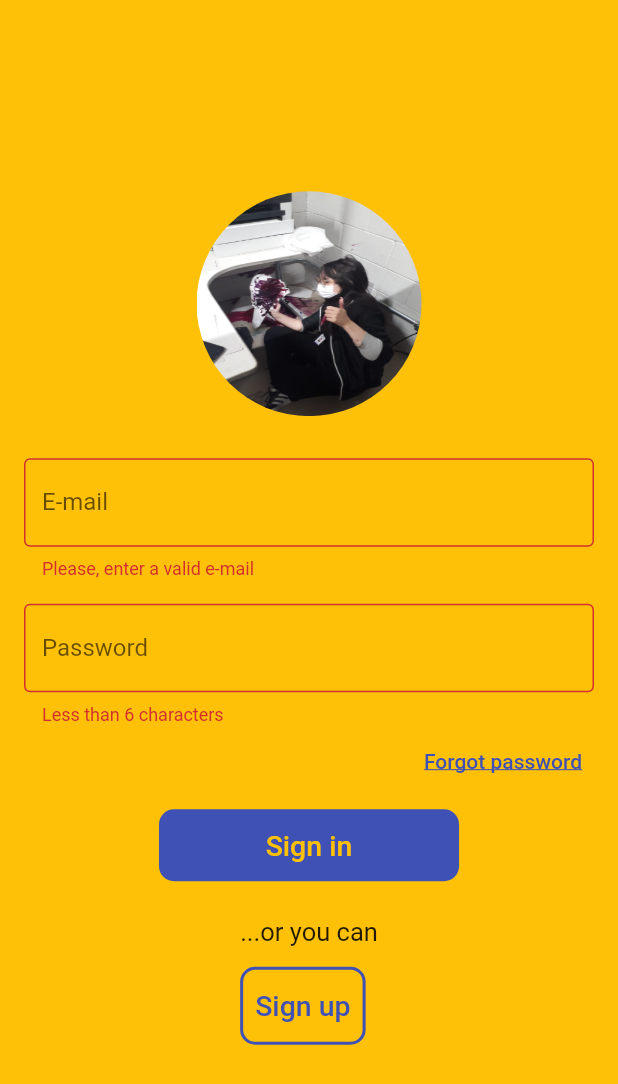
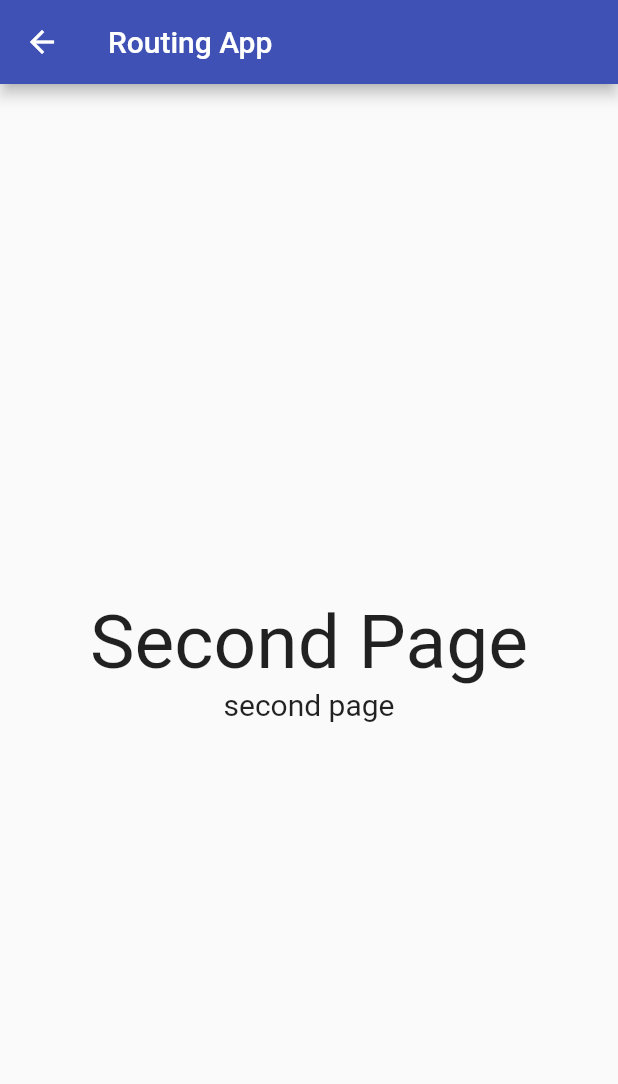
Before and after one commit to gui-rossi/TCCApp, a Flutter app: the screen it shows after launch, after a tap on "Sign up", on a phone screen of 412 x 824 dp. Shown: the top 1084 px of the screen. Run offline on Flutter 3.47's test engine with Material 2 defaults, Android fonts, the phone set to English and light mode, and no system bars; our stand-ins replace email_validator.

Commit message:
implemented initial routes logic

```diff
--- /dev/null
+++ b/lib/LoginPage.dart
@@ -0,0 +1,151 @@
+import 'package:flutter/material.dart';
+import 'package:email_validator/email_validator.dart';
+
+class LogoContainer extends StatelessWidget {
+  const LogoContainer({Key? key}) : super(key: key);
+
+  @override
+  Widget build(BuildContext context) {
+    return Container(
+      margin: const EdgeInsets.only(bottom: 20),
+      height: 150,
+      width: 150,
+      decoration: const BoxDecoration(
+        image: DecorationImage(
+          image: AssetImage(
+              'images/T_T.jpg'),
+          fit: BoxFit.fill,
+        ),
+        shape: BoxShape.circle,
+      ),
+    );
+  }
+}
+
+class LoginPage extends StatefulWidget {
+  const LoginPage({Key? key}) : super(key: key);
+
+  @override
+  State<LoginPage> createState() => _LoginPageState();
+}
+
+class _LoginPageState extends State<LoginPage> {
+  final formKey = GlobalKey<FormState>();
+  String email = '';
+  String password = '';
+
+  @override
+  Widget build(BuildContext context) {
+    return Scaffold(
+        resizeToAvoidBottomInset: false,
+        backgroundColor: Colors.amber,
+        body: Container(
+            margin: EdgeInsets.only(left: 16, right: 16),
+            child: Form(
+              key: formKey,
+              child: Column(
+                mainAxisAlignment: MainAxisAlignment.center,
+                children: [
+                  const LogoContainer(),
+                  buildEmail(),
+                  buildPassword(),
+                  buildForgotPassword(),
+                  buildSubmit(),
+                  buildRegister(),
+                ],
+              ),
+            )
+        )
+    );
+  }
+
+  Widget buildEmail() => Container(
+      margin: EdgeInsets.only(top: 8, bottom: 8),
+      child: TextFormField(
+        autovalidateMode: AutovalidateMode.always,
+        decoration: InputDecoration(
+            labelText: 'E-mail',
+            border: OutlineInputBorder()
+        ),
+        validator: (value) => EmailValidator.validate(value) ? null : "Please, enter a valid e-mail",
+        onSaved: (value) => setState(() => email = value!),
+      )
+  );
+
+  Widget buildPassword() => Container(
+    margin: EdgeInsets.only(top: 8),
+    child: TextFormField(
+      autovalidateMode: AutovalidateMode.always,
+      decoration: InputDecoration(
+          labelText: 'Password',
+          border: OutlineInputBorder()
+      ),
+      validator: (value) {
+        if (value != null) {
+          if (value.length < 6) {
+            return 'Less than 6 characters';
+          } else {
+            return null;
+          }
+        }
+      },
+      onSaved: (value) => setState(() => password = value!),
+      obscureText: true,
+    ),
+  );
+
+  Widget buildForgotPassword() => Container(
+      child: Row(
+        mainAxisAlignment: MainAxisAlignment.end,
+        children: [
+          TextButton(
+            child: const Text('Forgot password', style: TextStyle(decoration: TextDecoration.underline)),
+            onPressed: () {},
+          ),
+        ],
+      )
+  );
+
+  Widget buildSubmit() => Container(
+    margin: EdgeInsets.only(top: 8),
+    width: 200,
+    decoration: BoxDecoration(
+      borderRadius: BorderRadius.circular(10),
+      color: Colors.indigo,
+    ),
+    child: TextButton(
+      style: TextButton.styleFrom(
+          primary: Colors.amber
+      ),
+      child: Text('Sign in', style: TextStyle(fontSize: 19)),
+      onPressed: () {
+        final isValid = formKey.currentState!.validate();
+
+        if (isValid) formKey.currentState!.save();
+      },
+    ),
+  );
+
+  Widget buildRegister() => Container(
+    margin: EdgeInsets.only(top: 24),
+    child: Column(
+      crossAxisAlignment: CrossAxisAlignment.start,
+      children: [
+        Text('...or you can', textAlign: TextAlign.center, style: TextStyle(fontSize: 17)),
+        Container(
+          margin: EdgeInsets.only(top: 13),
+          decoration: BoxDecoration(
+            border: Border.all(color: Colors.indigo, width: 2),
+            borderRadius: BorderRadius.circular(10),
+          ),
+          child: TextButton(
+            child: Text('Sign up', style: TextStyle(fontSize: 19)),
+            onPressed: () {
+              Navigator.of(context).pushNamed('/SignUpPage', arguments: 'second page');
+            },
+          ),
+        )
+      ],
+    ),
+  );
+}
--- /dev/null
+++ b/lib/Routes.dart
@@ -0,0 +1,44 @@
+import 'package:flutter/material.dart';
+
+import 'LoginPage.dart';
+import 'SignInPage.dart';
+
+class RouteGenerator {
+  static Route<dynamic> generateRoute(RouteSettings settings) {
+    // Getting arguments passed in while calling Navigator.pushNamed
+    final args = settings.arguments;
+
+    switch (settings.name) {
+      case '/':
+        return MaterialPageRoute(builder: (_) => LoginPage());
+      case '/SignUpPage':
+      // Validation of correct data type
+        if (args is String) {
+          return MaterialPageRoute(
+            builder: (_) => SignUpPage(
+              data: args,
+            ),
+          );
+        }
+        // If args is not of the correct type, return an error page.
+        // You can also throw an exception while in development.
+        return _errorRoute();
+      default:
+      // If there is no such named route in the switch statement, e.g. /third
+        return _errorRoute();
+    }
+  }
+
+  static Route<dynamic> _errorRoute() {
+    return MaterialPageRoute(builder: (_) {
+      return Scaffold(
+        appBar: AppBar(
+          title: const Text('Error'),
+        ),
+        body: const Center(
+          child: Text('ERROR'),
+        ),
+      );
+    });
+  }
+}
--- /dev/null
+++ b/lib/SignInPage.dart
@@ -0,0 +1,31 @@
+import 'package:flutter/material.dart';
+
+class SignUpPage extends StatelessWidget {
+  final String data;
+
+  const SignUpPage({Key? key, required this.data}) : super(key: key);
+
+  @override
+  Widget build(BuildContext context) {
+    return Scaffold(
+      appBar: AppBar(
+        title: Text('Routing App'),
+      ),
+      body: Center(
+        child: Column(
+          mainAxisSize: MainAxisSize.min,
+          children: <Widget>[
+            Text(
+              'Second Page',
+              style: TextStyle(fontSize: 50),
+            ),
+            Text(
+              data,
+              style: TextStyle(fontSize: 20),
+            ),
+          ],
+        ),
+      ),
+    );
+  }
+}
--- a/lib/main.dart
+++ b/lib/main.dart
@@ -1,5 +1,6 @@
 import 'package:flutter/material.dart';
-import 'package:email_validator/email_validator.dart';
+
+import 'Routes.dart';
 
 void main() {
   runApp( const MyApp() );
@@ -12,154 +13,8 @@ class MyApp extends StatelessWidget {
   Widget build(BuildContext context) {
     return MaterialApp(
       theme: ThemeData(primarySwatch: Colors.indigo),
-      home: const LoginPage(),
+      initialRoute: '/',
+      onGenerateRoute: RouteGenerator.generateRoute
     );
   }
 }
-
-class LogoContainer extends StatelessWidget {
-  const LogoContainer({Key? key}) : super(key: key);
-
-  @override
-  Widget build(BuildContext context) {
-    return Container(
-      margin: const EdgeInsets.only(bottom: 20),
-      height: 150,
-      width: 150,
-      decoration: const BoxDecoration(
-        image: DecorationImage(
-          image: AssetImage(
-              'images/T_T.jpg'),
-          fit: BoxFit.fill,
-        ),
-        shape: BoxShape.circle,
-      ),
-    );
-  }
-}
-
-class LoginPage extends StatefulWidget {
-  const LoginPage({Key? key}) : super(key: key);
-
-  @override
-  State<LoginPage> createState() => _LoginPageState();
-}
-
-class _LoginPageState extends State<LoginPage> {
-  final formKey = GlobalKey<FormState>();
-  String email = '';
-  String password = '';
-
-  @override
-  Widget build(BuildContext context) {
-    return Scaffold(
-        resizeToAvoidBottomInset: false,
-        backgroundColor: Colors.amber,
-      body: Container(
-        margin: EdgeInsets.only(left: 16, right: 16),
-        child: Form(
-          key: formKey,
-          child: Column(
-            mainAxisAlignment: MainAxisAlignment.center,
-            children: [
-              const LogoContainer(),
-              buildEmail(),
-              buildPassword(),
-              buildForgotPassword(),
-              buildSubmit(),
-              buildRegister(),
-            ],
-          ),
-        )
-      )
-    );
-  }
-
-  Widget buildEmail() => Container(
-    margin: EdgeInsets.only(top: 8, bottom: 8),
-    child: TextFormField(
-      autovalidateMode: AutovalidateMode.always,
-      decoration: InputDecoration(
-          labelText: 'E-mail',
-          border: OutlineInputBorder()
-      ),
-      validator: (value) => EmailValidator.validate(value) ? null : "Please, enter a valid e-mail",
-      onSaved: (value) => setState(() => email = value!),
-    )
-  );
-
-  Widget buildPassword() => Container(
-    margin: EdgeInsets.only(top: 8),
-    child: TextFormField(
-      autovalidateMode: AutovalidateMode.always,
-      decoration: InputDecoration(
-          labelText: 'Password',
-          border: OutlineInputBorder()
-      ),
-      validator: (value) {
-        if (value != null) {
-          if (value.length < 6) {
-            return 'Less than 6 characters';
-          } else {
-            return null;
-          }
-        }
-      },
-      onSaved: (value) => setState(() => password = value!),
-      obscureText: true,
-    ),
-  );
-
-  Widget buildForgotPassword() => Container(
-    child: Row(
-      mainAxisAlignment: MainAxisAlignment.end,
-      children: [
-        TextButton(
-          child: const Text('Forgot password', style: TextStyle(decoration: TextDecoration.underline)),
-          onPressed: () {},
-        ),
-      ],
-    )
-  );
-
-  Widget buildSubmit() => Container(
-    margin: EdgeInsets.only(top: 8),
-    width: 200,
-    decoration: BoxDecoration(
-      borderRadius: BorderRadius.circular(10),
-      color: Colors.indigo,
-    ),
-    child: TextButton(
-      style: TextButton.styleFrom(
-          primary: Colors.amber
-      ),
-      child: Text('Sign in', style: TextStyle(fontSize: 19)),
-      onPressed: () {
-        final isValid = formKey.currentState!.validate();
-
-        if (isValid) formKey.currentState!.save();
-      },
-    ),
-  );
-
-  Widget buildRegister() => Container(
-    margin: EdgeInsets.only(top: 24),
-    child: Column(
-      crossAxisAlignment: CrossAxisAlignment.start,
-      children: [
-        Text('...or you can', textAlign: TextAlign.center, style: TextStyle(fontSize: 17)),
-        Container(
-          margin: EdgeInsets.only(top: 13),
-          decoration: BoxDecoration(
-            border: Border.all(color: Colors.indigo, width: 2),
-            borderRadius: BorderRadius.circular(10),
-          ),
-          child: TextButton(
-            child: Text('Sign up', style: TextStyle(fontSize: 19)),
-            onPressed: () {},
-          ),
-        )
-      ],
-    ),
-  );
-}
```
